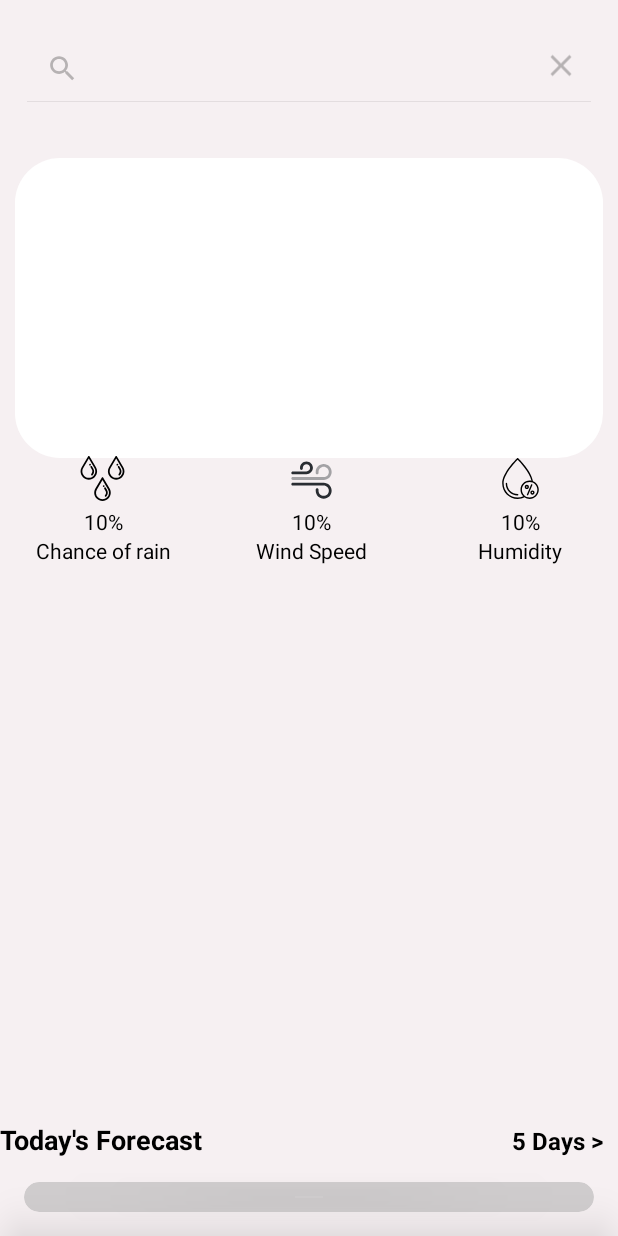
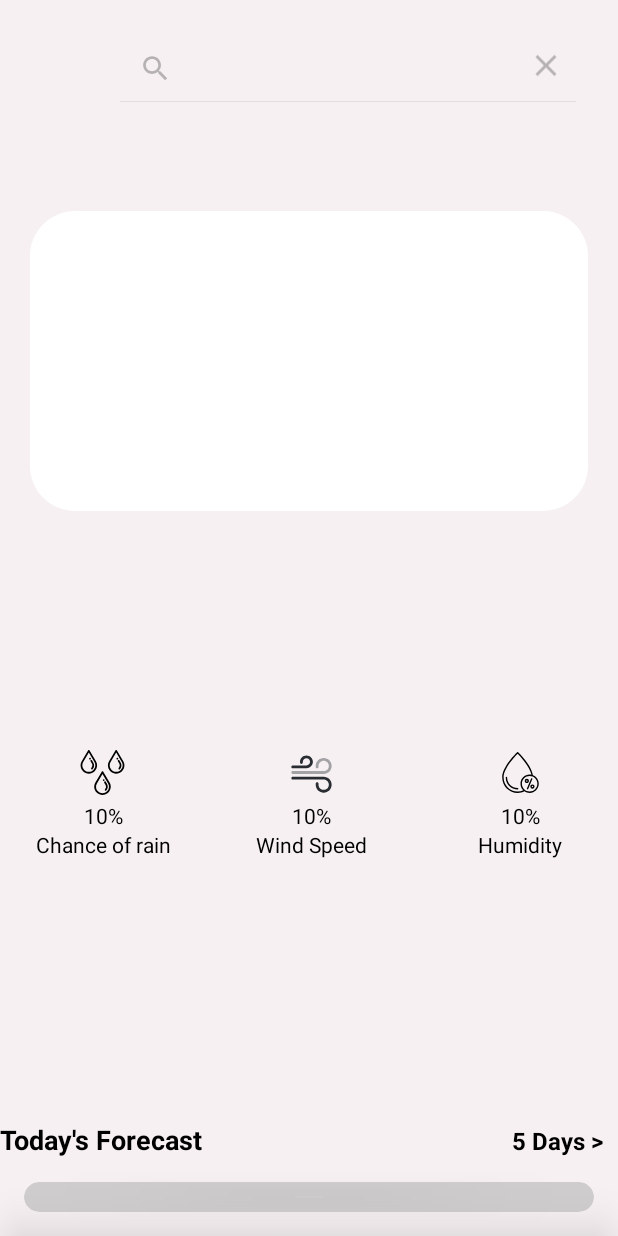
Before and after one commit to ZubkoKarina/Kotlin_Weather_Forecast_App, an Android app: the screen it shows after launch (MainActivity), after a tap on "Search", on a phone screen of 412 x 824 dp. Run offline under Robolectric (Android 15) with nearby library versions, the phone set to English and light mode, and no system bars; our stand-ins replace data binding; 3 statements that could not run were skipped.

Commit message:
Layout modifications v3

```diff
--- a/app/src/main/java/com/example/weather_forecast_app/MainActivity.kt
+++ b/app/src/main/java/com/example/weather_forecast_app/MainActivity.kt
@@ -4,6 +4,7 @@ import android.annotation.SuppressLint
 import android.content.Context
 import android.content.Intent
 import android.content.pm.PackageManager
+import android.content.res.Configuration
 import android.graphics.Color
 import android.location.Geocoder
 import android.location.Location
@@ -14,6 +15,7 @@ import androidx.appcompat.app.AppCompatActivity
 import android.os.Bundle
 import android.util.Log
 import android.view.View
+import android.view.ViewGroup
 import android.view.WindowInsets
 import android.view.WindowInsetsController
 import android.view.WindowManager
@@ -144,9 +146,15 @@ class MainActivity : AppCompatActivity() {
             requestLocationPermissions()
         }
         val searchEditText = binding.searchView.findViewById<EditText>(androidx.appcompat.R.id.search_src_text)
-        searchEditText.setTextColor(Color.WHITE)
-        binding.next5Days.setOnClickListener {
-            startActivity(Intent(this, ForecastActivity::class.java))
+        searchEditText.setTextColor(Color.BLACK)
+        binding.searchView.setOnQueryTextFocusChangeListener { _, hasFocus ->
+            if (hasFocus) {
+                searchEditText.layoutParams.width = 200
+                searchEditText.requestLayout()
+            } else {
+                searchEditText.layoutParams.width = ViewGroup.LayoutParams.WRAP_CONTENT
+                searchEditText.requestLayout()
+            }
         }
         binding.searchView.setOnQueryTextListener(object: SearchView.OnQueryTextListener{
             override fun onQueryTextSubmit(query: String?): Boolean {
@@ -164,7 +172,10 @@ class MainActivity : AppCompatActivity() {
                 return true
             }
         })
+
     }
+
+
     private fun checkLocationPermissions(): Boolean {
         val fineLocationPermission = ContextCompat.checkSelfPermission(
             this,
--- a/app/src/main/res/layout/testlayout.xml
+++ b/app/src/main/res/layout/testlayout.xml
@@ -2,13 +2,11 @@
 <layout xmlns:tools="http://schemas.android.com/tools"
     xmlns:android="http://schemas.android.com/apk/res/android"
     xmlns:app="http://schemas.android.com/apk/res-auto">
-
     <data>
         <variable
             name="vm"
             type="com.example.weather_forecast_app.mvvm.WeatherVm" />
     </data>
-
     <androidx.constraintlayout.widget.ConstraintLayout
         android:layout_width="match_parent"
         android:layout_height="match_parent"
@@ -16,13 +14,11 @@
 
         <androidx.appcompat.widget.SearchView
             android:id="@+id/searchView"
-            android:layout_width="match_parent"
+            android:layout_width="wrap_content"
             android:layout_height="wrap_content"
-            android:layout_marginStart="10dp"
             android:layout_marginTop="20dp"
-            android:layout_marginEnd="10dp"
+            android:layout_marginEnd="20dp"
             app:layout_constraintEnd_toEndOf="parent"
-            app:layout_constraintStart_toStartOf="parent"
             app:layout_constraintTop_toTopOf="parent" />
 
         <TextView
@@ -31,13 +27,12 @@
             android:layout_height="wrap_content"
             android:layout_gravity="center"
             android:layout_margin="10dp"
-            android:layout_marginBottom="10dp"
+            android:layout_marginStart="30dp"
             android:text="@{vm.cityName}"
             android:textColor="@android:color/black"
-            android:textSize="20sp"
+            android:textSize="35sp"
             android:textStyle="bold"
             app:layout_constraintBottom_toTopOf="@+id/constraintLayout"
-            app:layout_constraintEnd_toEndOf="parent"
             app:layout_constraintStart_toStartOf="parent"
             app:layout_constraintTop_toBottomOf="@+id/searchView" />
 
@@ -45,40 +40,37 @@
             android:id="@+id/constraintLayout"
             android:layout_width="match_parent"
             android:layout_height="200dp"
-            android:layout_marginStart="10dp"
-            android:layout_marginTop="37dp"
-            android:layout_marginEnd="10dp"
+            android:layout_marginTop="15dp"
             app:layout_constraintEnd_toEndOf="parent"
-            app:layout_constraintStart_toStartOf="parent"
-            app:layout_constraintTop_toBottomOf="@+id/searchView">
+            app:layout_constraintTop_toBottomOf="@+id/cityName">
 
             <TextView
                 android:id="@+id/myWhiteWindow"
                 android:layout_width="match_parent"
                 android:layout_height="match_parent"
+                android:layout_marginStart="20dp"
+                android:layout_marginEnd="20dp"
                 android:background="@drawable/white_background"
                 android:paddingStart="10dp"
                 android:paddingBottom="10dp"
                 app:layout_constraintBottom_toBottomOf="parent"
                 app:layout_constraintEnd_toEndOf="parent"
-                app:layout_constraintHorizontal_bias="0.0"
+                app:layout_constraintHorizontal_bias="1.0"
                 app:layout_constraintStart_toStartOf="parent"
-                app:layout_constraintTop_toTopOf="parent" />
+                app:layout_constraintTop_toTopOf="parent"
+                app:layout_constraintVertical_bias="0.0" />
 
         </androidx.constraintlayout.widget.ConstraintLayout>
 
         <androidx.constraintlayout.widget.ConstraintLayout
             android:layout_width="match_parent"
             android:layout_height="wrap_content"
-            android:layout_marginTop="304dp"
+            android:layout_marginTop="500dp"
             android:orientation="vertical"
             app:layout_constraintEnd_toEndOf="parent"
             app:layout_constraintHorizontal_bias="0.0"
             app:layout_constraintStart_toStartOf="parent"
             app:layout_constraintTop_toTopOf="parent">
-
-
-
 
 
             <ImageView
```
